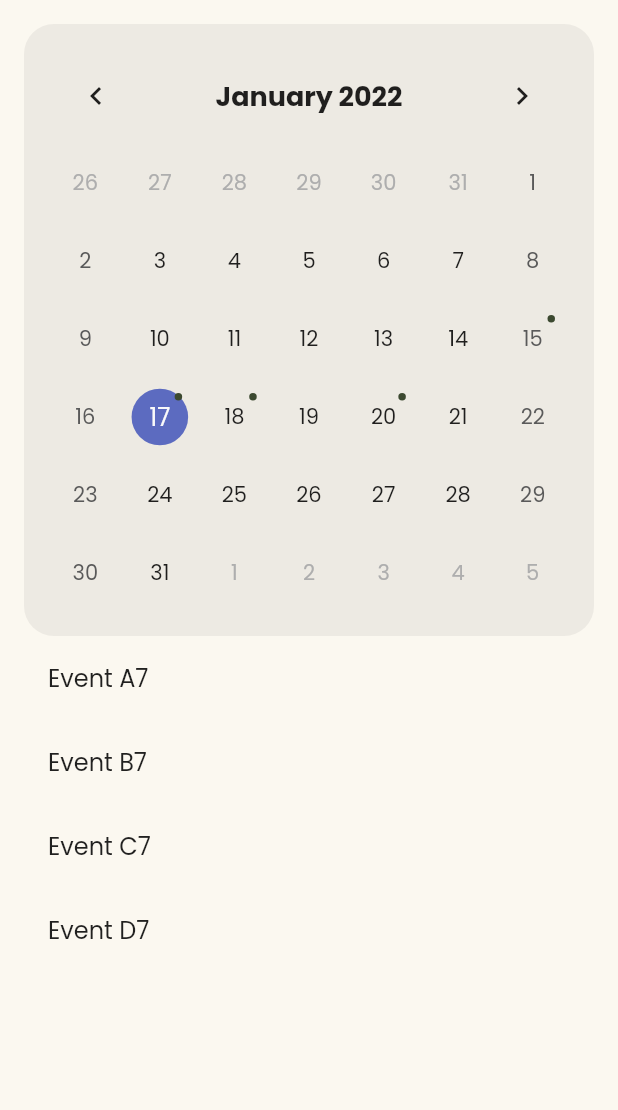
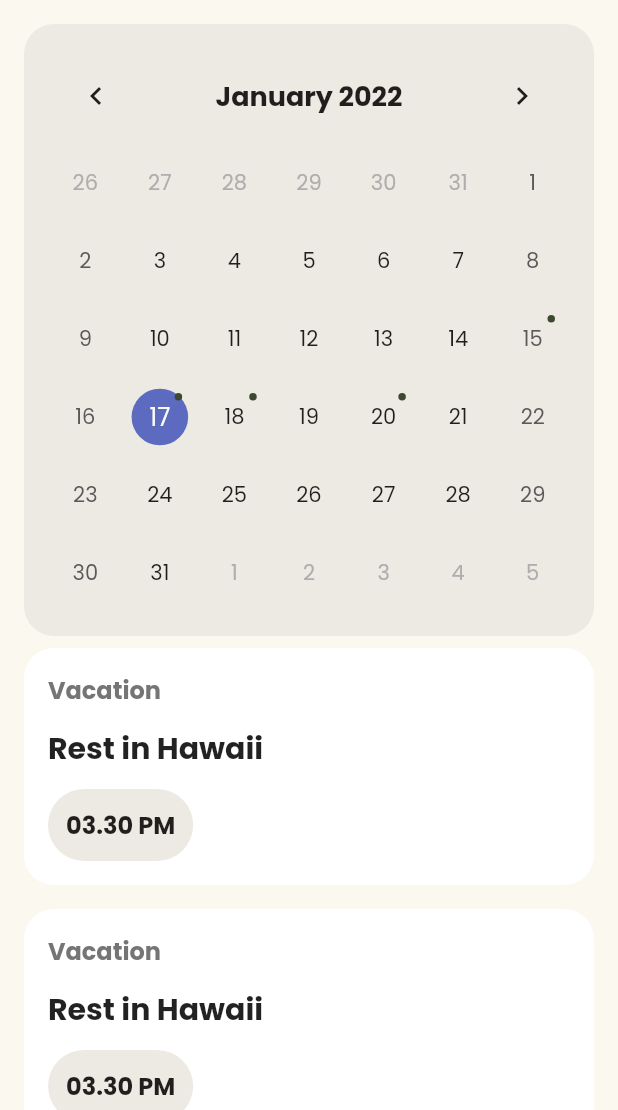
Before and after one commit to tadakun8/social_networking_and_forum_mobile_app_clone, a Flutter app: the ScheduleScreen screen opened directly, on a phone screen of 412 x 824 dp, the part 126-1236 px from its top. Run offline on Flutter 3.47's test engine with Material 2 defaults, Android fonts, the phone set to English and light mode, and no system bars; drawn by our look-alikes of table_calendar; our stand-ins replace carousel_slider, fl_chart, google_fonts.

Commit message:
feat: Make schedule event tile from data

```diff
--- a/lib/screens/schedule/components/calender.dart
+++ b/lib/screens/schedule/components/calender.dart
@@ -1,6 +1,8 @@
 import 'dart:collection';
 
 import 'package:flutter/material.dart';
+import 'package:social_networking_and_forum_mobile_app_clone/screens/schedule/components/schedule_event_tile.dart';
+import 'package:social_networking_and_forum_mobile_app_clone/screens/schedule/models/schedule_event.dart';
 import 'package:table_calendar/table_calendar.dart';
 
 import '../../../constants.dart';
@@ -9,18 +11,18 @@ int getHashCode(DateTime key) {
   return key.day * 1000000 + key.month * 10000 + key.year;
 }
 
-final _eventsList = {
-  DateTime.now().subtract(const Duration(days: 2)): ['Event A6', 'Event B6'],
-  DateTime.now(): ['Event A7', 'Event B7', 'Event C7', 'Event D7'],
-  DateTime.now().add(const Duration(days: 1)): [
-    'Event A8',
-    'Event B8',
-    'Event C8',
-    'Event D8'
-  ],
-  DateTime.now().add(const Duration(days: 3)):
-      Set.from(['Event A9', 'Event A9', 'Event B9']).toList(),
-};
+// final _eventsList = {
+//   DateTime.now().subtract(const Duration(days: 2)): ['Event A6', 'Event B6'],
+//   DateTime.now(): ['Event A7', 'Event B7', 'Event C7', 'Event D7'],
+//   DateTime.now().add(const Duration(days: 1)): [
+//     'Event A8',
+//     'Event B8',
+//     'Event C8',
+//     'Event D8'
+//   ],
+//   DateTime.now().add(const Duration(days: 3)):
+//       Set.from(['Event A9', 'Event A9', 'Event B9']).toList(),
+// };
 
 class Calender extends StatefulWidget {
   const Calender({Key? key}) : super(key: key);
@@ -39,12 +41,12 @@ class _CalenderState extends State<Calender> {
     _selectedDay = _focusedDay;
   }
 
-  final _events = LinkedHashMap<DateTime, List>(
+  final _events = LinkedHashMap<DateTime, List<ScheduleEvent>>(
     equals: isSameDay,
     hashCode: getHashCode,
-  )..addAll(_eventsList);
+  )..addAll(ScheduleEvent.sampleScheduleEventList);
 
-  List _getEventForDay(DateTime day) {
+  List<ScheduleEvent> _getEventForDay(DateTime day) {
     return _events[day] ?? [];
   }
 
@@ -105,9 +107,10 @@ class _CalenderState extends State<Calender> {
         ListView(
           shrinkWrap: true,
           children: _getEventForDay(_selectedDay)
-              .map((event) => ListTile(
-                    title: Text(event.toString()),
-                  ))
+              .map((event) => ScheduleEventTile(
+                  eventType: event.eventType,
+                  title: event.title,
+                  time: event.time))
               .toList(),
         )
       ],
--- /dev/null
+++ b/lib/screens/schedule/models/schedule_event.dart
@@ -0,0 +1,64 @@
+class ScheduleEvent {
+  final String eventType;
+  final String title;
+  final String time;
+
+  ScheduleEvent({
+    required this.eventType,
+    required this.title,
+    required this.time,
+  });
+
+  static Map<DateTime, List<ScheduleEvent>> sampleScheduleEventList = {
+    DateTime.now().subtract(const Duration(days: 2)): [
+      ScheduleEvent(
+        eventType: "Freelance Talks",
+        title: "How do you do to manage your monthly cash flow",
+        time: "14.30 PM",
+      ),
+      ScheduleEvent(
+        eventType: "Freelance Talks",
+        title: "How do you do to manage your monthly cash flow",
+        time: "14.30 PM",
+      ),
+    ],
+    DateTime.now(): [
+      ScheduleEvent(
+        eventType: "Vacation",
+        title: "Rest in Hawaii",
+        time: "03.30 PM",
+      ),
+      ScheduleEvent(
+        eventType: "Vacation",
+        title: "Rest in Hawaii",
+        time: "03.30 PM",
+      ),
+    ],
+    DateTime.now().add(const Duration(days: 1)): [
+      ScheduleEvent(
+        eventType: "Caluculate",
+        title:
+            "In Dart, a constructor with an empty body can be terminated with just a semicolon.",
+        time: "22.30 AM",
+      ),
+      ScheduleEvent(
+        eventType: "Caluculate",
+        title:
+            "In Dart, a constructor with an empty body can be terminated with just a semicolon.",
+        time: "22.30 AM",
+      ),
+    ],
+    DateTime.now().add(const Duration(days: 3)): [
+      ScheduleEvent(
+        eventType: "Vacation2",
+        title: "Thunder roars",
+        time: "09.30 PM",
+      ),
+      ScheduleEvent(
+        eventType: "Vacation2",
+        title: "Thunder roars",
+        time: "09.30 PM",
+      ),
+    ]
+  };
+}
```
Also changed, not shown: lib/screens/schedule/components/schedule_event_tile.dart (renamed from lib/screens/schedule/components/schedule_event_list.dart, +2 -44 lines).
